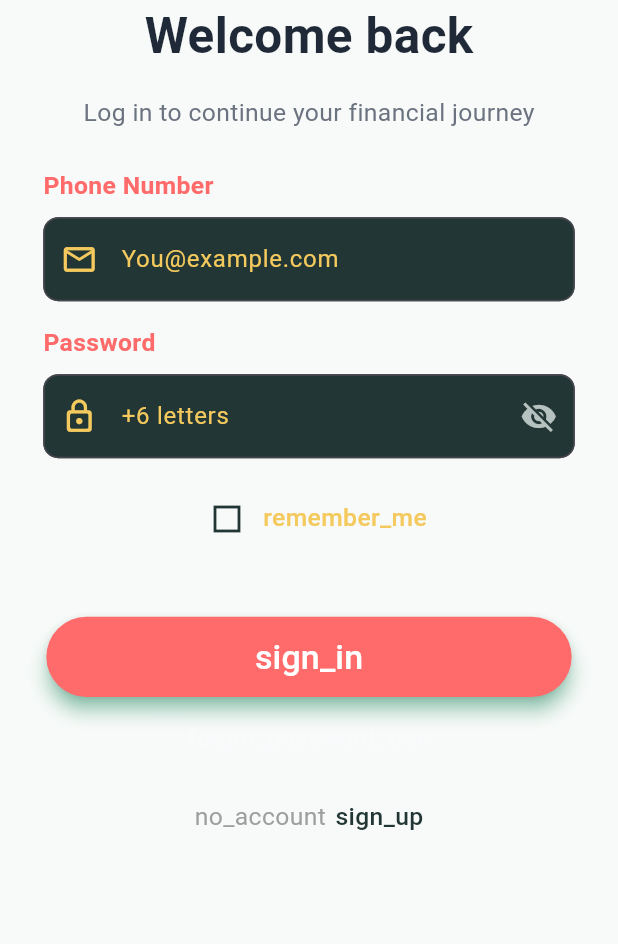
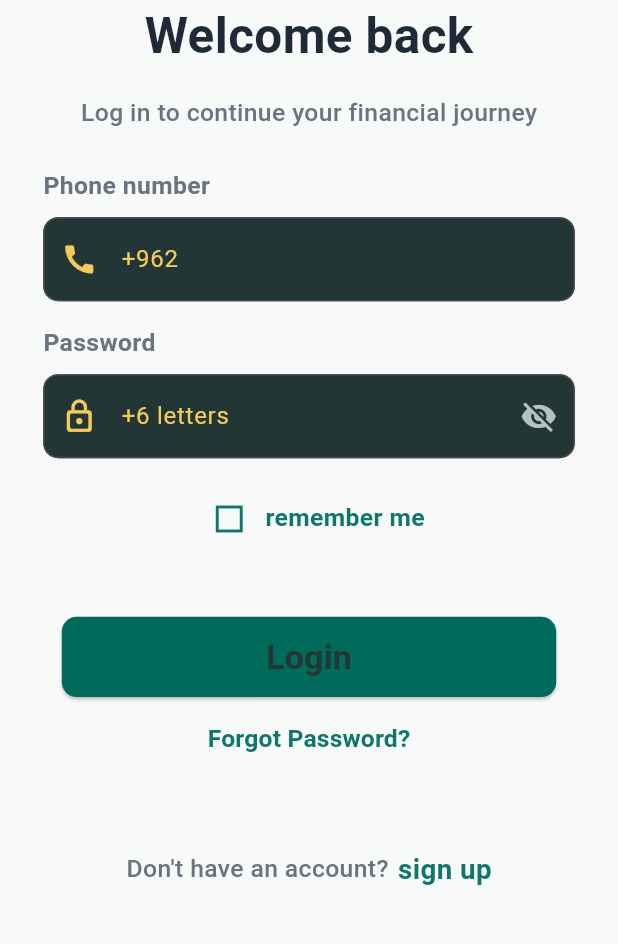
Before and after one commit to Ramaalodat/alpha, a Flutter app: the Login screen opened directly, on a phone screen of 412 x 824 dp, the part 222-1166 px from its top. Run offline on Flutter 3.47's test engine with Material 3 defaults, Android fonts, the light colour scheme and no system bars; our stand-ins replace easy_localization, google_fonts, shared_preferences, smooth_page_indicator; accounts and stored records are empty.

Commit message:
update login

```diff
--- a/lib/screens/auth/login.dart
+++ b/lib/screens/auth/login.dart
@@ -66,7 +66,7 @@ final  _passwordController = TextEditingController();
                                "Log in to continue your financial journey",
                                style: GoogleFonts.ibmPlexSansArabic(
                                  fontSize: screenW*0.04,
-
+                                fontWeight: FontWeight.w500,
                                  color: themeprovider.isDark
                     ? AppColors.darkSubText
                     : AppColors.lightSubText,
@@ -76,22 +76,32 @@ final  _passwordController = TextEditingController();
                         SizedBox(height: screenH*0.03,),
                 Padding(
                  padding: EdgeInsets.symmetric(horizontal: screenW*0.02),
-                   child: Text("Phone Number" , style: TextStyle(fontSize: screenW*0.04 , color: AppColors.darkError , fontWeight: FontWeight.bold),),
+                   child: Text("Phone number" , style: TextStyle(fontSize: screenW*0.04 ,  color: themeprovider.isDark ? AppColors.darkSubText:AppColors.lightSubText , fontWeight: FontWeight.bold),),
                  ),
                  SizedBox(height: screenH*0.01,),
                  CustomTextfield( isPassword: false,
-                  controller: _emailController, hint: "You@example.com" , validator: (value) {
-                    if (value == null || value.isEmpty) return "validation.email_required".tr() ;
-                  if (!value.contains('@') || !value.contains('.')) return "validation.invalid_email".tr();
+                  controller: _emailController, hint: "+962" , validator: (value) {
+                    if (value == null || value.isEmpty) {
+    return "Phone number is required";
+  }
+
+  if (value.length != 9) {
+    return "Enter a valid phone number";
+  }
+
+  if (!value.startsWith("7")) {
+    return "Invalid phone number";
+  }
+
   return null;
 
                  },
-                 icon: Icons.email_outlined,),
+                 icon: Icons.call,),
 
            SizedBox(height: screenH*0.02,),
           Padding(
                  padding: EdgeInsets.symmetric(horizontal: screenW*0.02),
-                   child: Text("Password ", style: TextStyle(fontSize: screenW*0.04 , color: AppColors.darkError ,  fontWeight: FontWeight.bold),),
+                   child: Text("Password ", style: TextStyle(fontSize: screenW*0.04 , color: themeprovider.isDark ? AppColors.darkSubText:AppColors.lightSubText,  fontWeight: FontWeight.bold),),
                  ),
                  SizedBox(height: screenH*0.01,),
 
@@ -123,33 +133,41 @@ final  _passwordController = TextEditingController();
 
 
                       }, icon: _isremember ? Icon( size: screenW * 0.06,
-                        Icons.check_box , color: AppColors.darkSubText,) :Icon(Icons.square_outlined , color: AppColors.darkBorder,)
+                        Icons.check_box , color: themeprovider.isDark ? AppColors.darkSecondary :AppColors.lightSecondary,) :Icon(Icons.square_outlined , color: themeprovider.isDark ? AppColors.darkSecondary :AppColors.lightSecondary,)
                       ),
-                      Text("remember_me".tr(),  style: TextStyle( fontSize: screenW * 0.04 , fontWeight: FontWeight.w500 , color: AppColors.darkAccent),)
+                      Text("remember_me".tr(),  style: TextStyle( fontSize: screenW * 0.04 , fontWeight: FontWeight.w600 , color: themeprovider.isDark ? AppColors.darkSecondary :AppColors.lightSecondary ),)
                     ],
                   ),
               SizedBox(height: screenH*0.05,),
 
         Center(
           child: _isloading ? CircularProgressIndicator(color: AppColors.darkError,) :
-           ElevatedButton(onPressed: () async{
+             ElevatedButton(
+                     onPressed: () {
 
-
-
-          },  style:  ButtonStyle(
+                     },
+                     style: ButtonStyle(
                        backgroundColor: WidgetStatePropertyAll(
-                               AppColors.darkError,
+             themeprovider.isDark
+                 ? AppColors.darkPrimary
+                 : AppColors.lightPrimary,
                        ),
-                              fixedSize:  WidgetStatePropertyAll(
-                              Size(screenW * 0.85, screenH * 0.065),
+                       fixedSize: WidgetStatePropertyAll(
+             Size(screenW * 0.8, screenH * 0.065),
                        ),
-                              shadowColor: WidgetStatePropertyAll(AppColors.darkPrimary),
-                              elevation: const WidgetStatePropertyAll(5)
-
+                       shape: WidgetStatePropertyAll(
+             RoundedRectangleBorder(
+               borderRadius: BorderRadius.circular(10),
+             ),
+                       ),
                      ),
                      child: Text(
-                              "sign_in".tr(),
-                              style: TextStyle(fontSize: screenW * 0.055, color: Colors.white),
+                       "Login",
+                       style: TextStyle(
+             fontSize: screenW * 0.055,
+             color: AppColors.darkBorder,
+             fontWeight: FontWeight.w600,
+                       ),
                      ),
                    ),
         ),
@@ -158,15 +176,17 @@ final  _passwordController = TextEditingController();
                           Center(
                             child: TextButton(onPressed: () {
 
-                          }, child: Text("forgot_password_title".tr(), style:  TextStyle(color: AppColors.darkText,  fontSize: screenW * 0.04),)),
+                            }, child: Text("forgot_password_title".tr(), style:  TextStyle(color: themeprovider.isDark ? AppColors.darkSecondary : AppColors.lightSecondary,  fontSize: screenW * 0.04 , fontWeight: FontWeight.w600),)),
                           ),
-                           SizedBox(height: screenH * 0.02),
+                             SizedBox(height: screenH * 0.06),
                     Row(
                       mainAxisAlignment: MainAxisAlignment.center,
                       children: [
                     Text(
                      "no_account".tr(),
-                      style: TextStyle(color: Colors.grey, fontSize: screenW * 0.04),
+                      style: TextStyle(color: themeprovider.isDark
+                    ? AppColors.darkSubText
+                    : AppColors.lightSubText, fontSize: screenW * 0.04 , fontWeight: FontWeight.w500),
                     ),
                    SizedBox(width: screenW * 0.015),
                     InkWell(
@@ -178,9 +198,10 @@ final  _passwordController = TextEditingController();
                       child: Text(
             "sign_up".tr(),
               style:  TextStyle(
-                color: AppColors.darkBorder,
-                fontSize: screenW*0.04,
-                fontWeight: FontWeight.w500,
+               color: themeprovider.isDark ? AppColors.darkSecondary :AppColors.lightSecondary ,
+                fontSize: screenW*0.045,
+                fontWeight: FontWeight.w600,
+
               ),
                       ),
                     ),
--- a/lib/screens/onboarding/onboarding_screen.dart
+++ b/lib/screens/onboarding/onboarding_screen.dart
@@ -118,11 +118,11 @@ class _OnboardingScreenState extends State<OnboardingScreen> {
         style: ButtonStyle(
           backgroundColor: WidgetStatePropertyAll(
             themeprovider.isDark
-                ? AppColors.darkSecondary
-                : AppColors.lightSecondary,
+                ? AppColors.darkPrimary
+                : AppColors.lightPrimary,
           ),
           fixedSize: WidgetStatePropertyAll(
-            Size(screenW * 0.8, screenH * 0.06),
+            Size(screenW * 0.8, screenH * 0.065),
           ),
           shape: WidgetStatePropertyAll(
             RoundedRectangleBorder(
```
Also changed, not shown: assets/translations/ar.json (+16 -1 lines), assets/translations/en.json (+16 -0 lines). Lines whose indentation alone changed are shown as unchanged.
